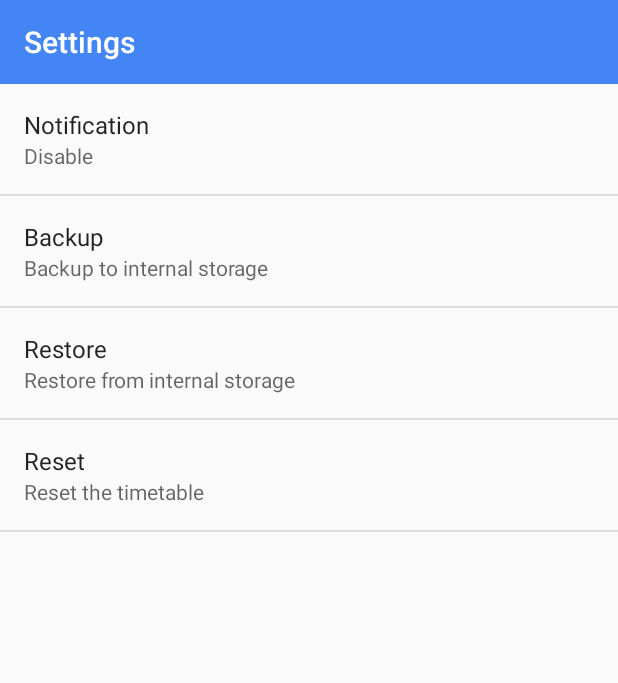
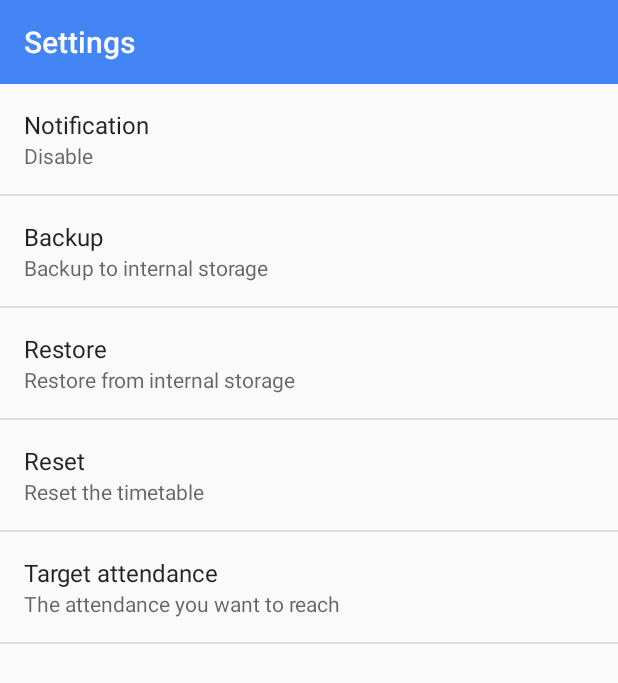
Before and after one commit to zeeshanhussain/TimeTable, an Android app: the screen it shows after launch (PreferencesActivity), in the options menu, after a tap on "Settings", on a phone screen of 412 x 824 dp. Shown: the top 683 px of the screen. Run offline under Robolectric (Android 15) with nearby library versions, the phone set to English and light mode, and no system bars; libraries missing offline, so code that uses them is left out: com.ncapdevi.fragnav, com.roughike.bottombar, com.shawnlin.numberpicker; 8 statements that could not run were skipped.

Commit message:
Allow target attendance to be configurable

```diff
--- a/app/src/main/res/values/strings.xml
+++ b/app/src/main/res/values/strings.xml
@@ -10,6 +10,8 @@
     <string name="restore_from_internal_storage">Restore from internal storage</string>
     <string name="reset">Reset</string>
     <string name="reset_the_timetable">Reset the timetable</string>
+    <string name="attendance_per">Target attendance</string>
+    <string name="target_attendance_per">The attendance you want to reach</string>
     <string name="monday">Monday</string>
     <string name="tuesday">Tuesday</string>
     <string name="wednesday">Wednesday</string>
--- a/app/src/main/res/xml/preference.xml
+++ b/app/src/main/res/xml/preference.xml
@@ -19,4 +19,10 @@
         android:key="reset"
         android:summary="@string/reset_the_timetable"
         android:title="@string/reset" />
+    <EditTextPreference
+        android:defaultValue="75"
+        android:inputType="number"
+        android:key="target_attendance"
+        android:summary="@string/target_attendance_per"
+        android:title="@string/attendance_per" />
 </PreferenceScreen>
```
Also changed, not shown: app/src/main/java/com/zeeshanhussain/timetable/ui/fragments/AttendanceFragment.java (+30 -29 lines), 2 other files.
